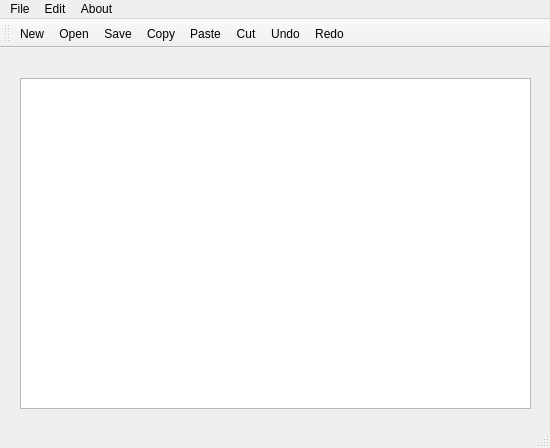
Old version of the form mainwindow.ui in the repository misha19/Qt.
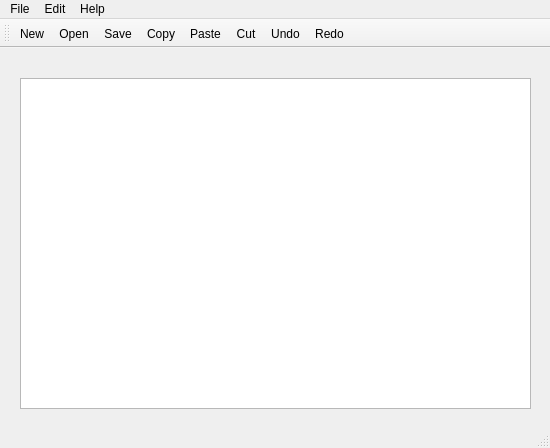
New version of the form. Icons and pictures are not drawn.

Commit message: Added about in help menu

The edit to the form file:
```diff
--- a/mainwindow.ui
+++ b/mainwindow.ui
@@ -55,7 +55,7 @@
    </widget>
    <widget class="QMenu" name="menuAbout">
     <property name="title">
-     <string>About</string>
+     <string>Help</string>
     </property>
    </widget>
    <addaction name="menuFile"/>
```
Left out of the diff: 6 changed lines with no effect on the pictures. The commit also changes 3 other files.
